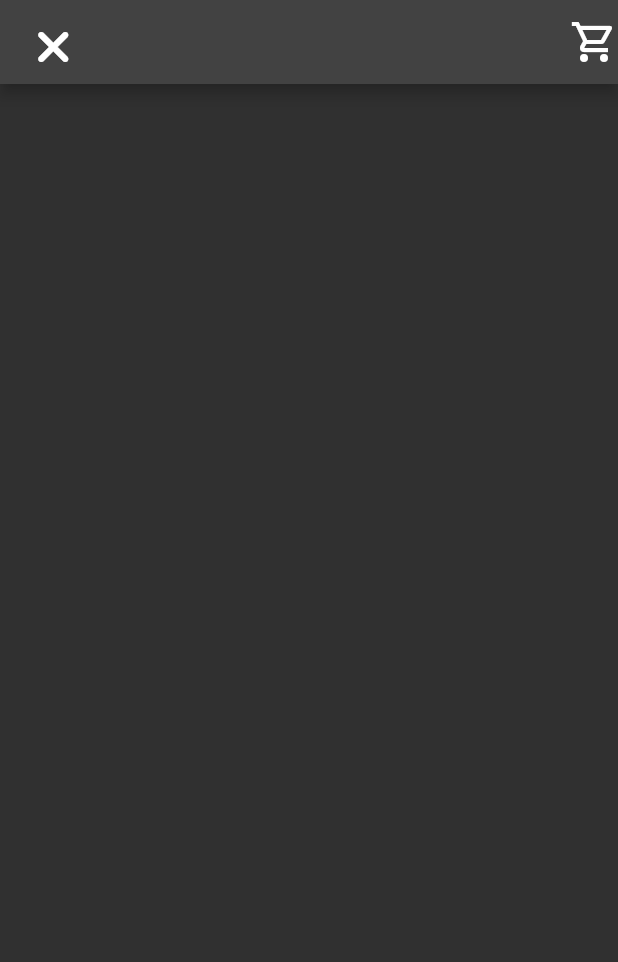
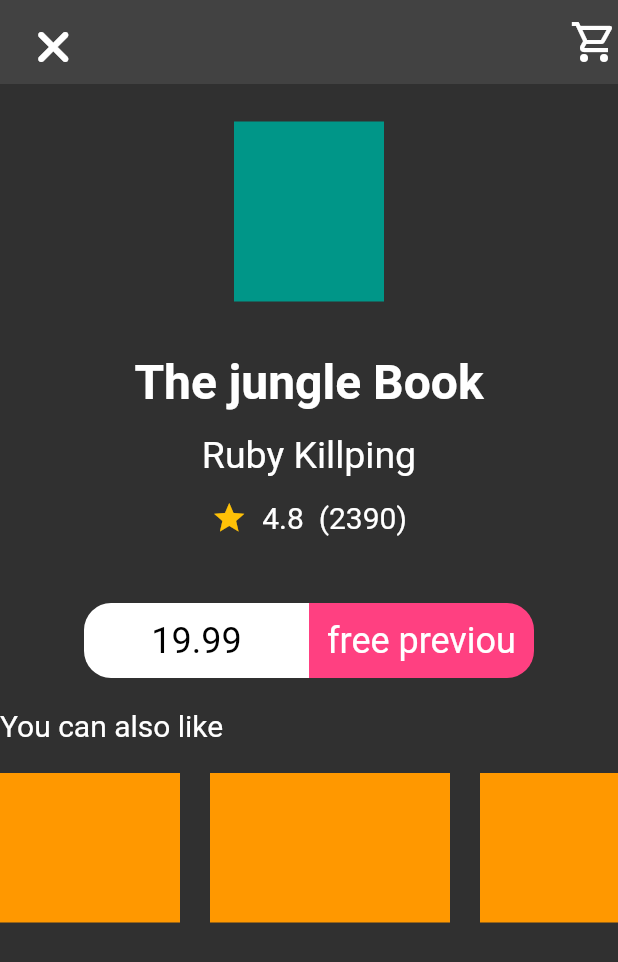
Before and after one commit to Lamiaa21-3/bookly_app, a Flutter app: the SelectedBookScreen screen opened directly, on a phone screen of 412 x 824 dp. Shown: the top 962 px of the screen. Run offline on Flutter 3.47's test engine with Material 2 defaults, Android fonts, the phone set to English and light mode, and no system bars; our stand-ins replace font_awesome_flutter.

Commit message:
second screen

```diff
--- a/lib/screens/selected_book_screen.dart
+++ b/lib/screens/selected_book_screen.dart
@@ -1,3 +1,4 @@
+import 'package:flutter/cupertino.dart';
 import 'package:flutter/material.dart';
 import 'package:font_awesome_flutter/font_awesome_flutter.dart';
 
@@ -8,6 +9,7 @@ class SelectedBookScreen extends StatelessWidget {
   Widget build(BuildContext context) {
     return Scaffold(
       appBar: AppBar(
+        elevation: 0,
         actions: [
           Icon(
             Icons.shopping_cart_outlined,
@@ -15,16 +17,165 @@ class SelectedBookScreen extends StatelessWidget {
           )
         ],
         leading: Padding(
-          padding: const EdgeInsets.only(left: 15,top: 7),
+          padding: const EdgeInsets.only(left: 15, top: 7),
           child: IconButton(
             icon: FaIcon(
               FontAwesomeIcons.xmark,
               size: 32,
             ),
             onPressed: () {
-             Navigator.pop(context);
+              Navigator.pop(context);
             },
           ),
+        ),
+      ),
+      body: Padding(
+        padding: const EdgeInsets.only( top: 25),
+        child: Column(
+          //mainAxisSize: MainAxisSize.min,
+          //mainAxisAlignment: MainAxisAlignment.start,
+           crossAxisAlignment: CrossAxisAlignment.start,
+          children: [
+
+            Center(
+              child: Container(
+                color: Colors.teal,
+                width: 100,
+                height: 120,
+              ),
+            ),
+            SizedBox(
+              height: 35,
+            ),
+            Center(
+              child: Text(
+                'The jungle Book',
+                style: TextStyle(fontWeight: FontWeight.bold, fontSize: 32),
+              ),
+            ),
+            SizedBox(
+              height: 15,
+            ),
+            Center(
+              child: Text(
+                'Ruby Killping',
+                style: TextStyle(fontSize: 25),
+              ),
+            ),
+            SizedBox(
+              height: 15,
+            ),
+            Row(
+              mainAxisAlignment: MainAxisAlignment.center,
+              children: [
+                Icon(
+                  Icons.star,
+                  color: Colors.amber,
+                ),
+                SizedBox(
+                  width: 10,
+                ),
+                Text(
+                  '4.8',
+                  style: TextStyle(fontSize: 20),
+                ),
+                SizedBox(
+                  width: 10,
+                ),
+                Text(
+                  '(2390)',
+                  style: TextStyle(fontSize: 20),
+                ),
+              ],
+            ),
+            SizedBox(height: 45,),
+            Row(
+              //crossAxisAlignment: CrossAxisAlignment.center,
+              mainAxisAlignment: MainAxisAlignment.center,
+              children: [
+                Container(
+                  decoration: BoxDecoration(
+                    color: Colors.white,
+                    borderRadius: BorderRadius.only(
+                        topLeft: Radius.circular(18),
+                        bottomLeft: Radius.circular(18)),
+                  ),
+                  height: 50,
+                  width: 150,
+                  child: Center(child: Text('19.99',
+                    style: TextStyle(color: Colors.black, fontSize: 24),)),
+                ),
+                Container(
+                  decoration: BoxDecoration(
+                    color: Colors.pinkAccent,
+                    borderRadius: BorderRadius.only(
+                        topRight: Radius.circular(18),
+                        bottomRight: Radius.circular(18)
+                    ),
+                  ),
+                  child: Center(child: Text(
+                    'free previou', style: TextStyle(fontSize: 24),
+                  ),
+                  ),
+                  height: 50,
+                  width: 150,
+
+                ),
+              ],
+            ),
+            SizedBox(height: 20,),
+            Text('You can also like',style: TextStyle(fontSize: 20),),
+            Padding(
+              padding: const EdgeInsets.only(top: 20),
+              child: Container(
+                height: 100,
+                child: ListView(
+                  scrollDirection: Axis.horizontal,
+                  children: <Widget>[
+                    Container(
+                      width: 120,
+                      color: Colors.orange,
+                    ),
+                    SizedBox(
+                      width: 20,
+                    ),
+                    Container(
+                      width: 160,
+                      color: Colors.orange,
+                    ),
+                    SizedBox(
+                      width: 20,
+                    ),
+                    Container(
+                      width: 160,
+                      color: Colors.orange,
+                    ),
+                    SizedBox(
+                      width: 20,
+                    ),
+                    Container(
+                      width: 120,
+                      color: Colors.orange,
+                    ),
+                    SizedBox(
+                      width: 20,
+                    ),
+                    Container(
+                      width: 160,
+                      color: Colors.orange,
+                    ),
+                    SizedBox(
+                      width: 20,
+                    ),
+                    Container(
+                      width: 160,
+                      color: Colors.orange,
+                    ),
+                  ],
+                ),
+              ),
+            ),
+          ],
         ),
       ),
     );
```
